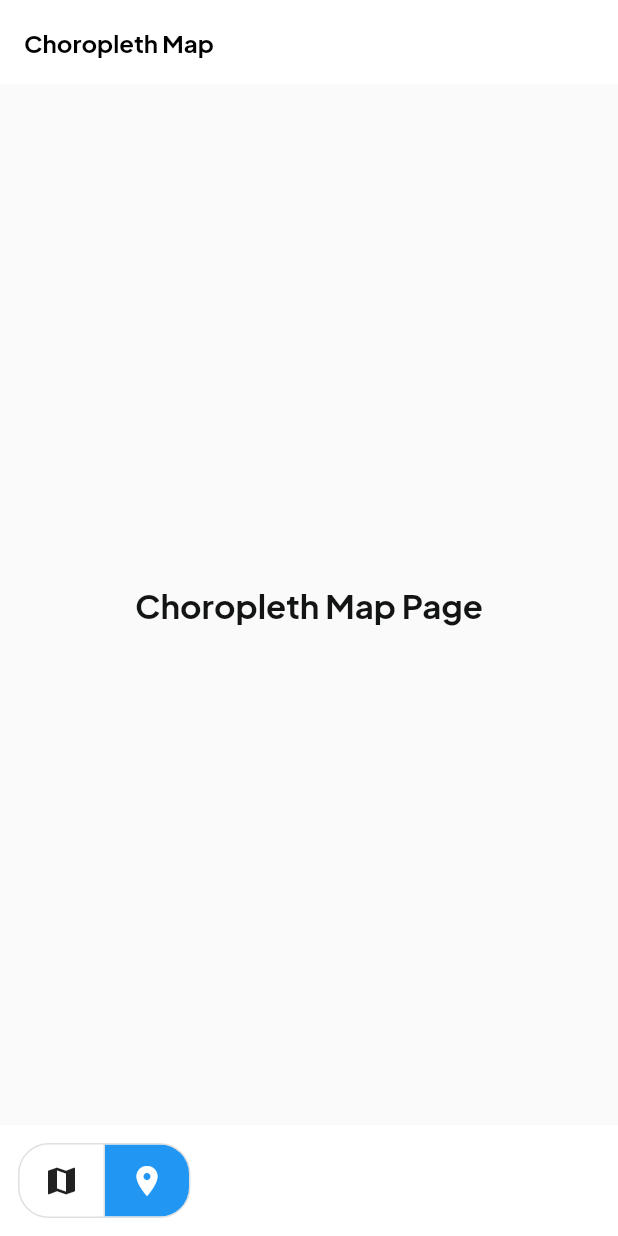
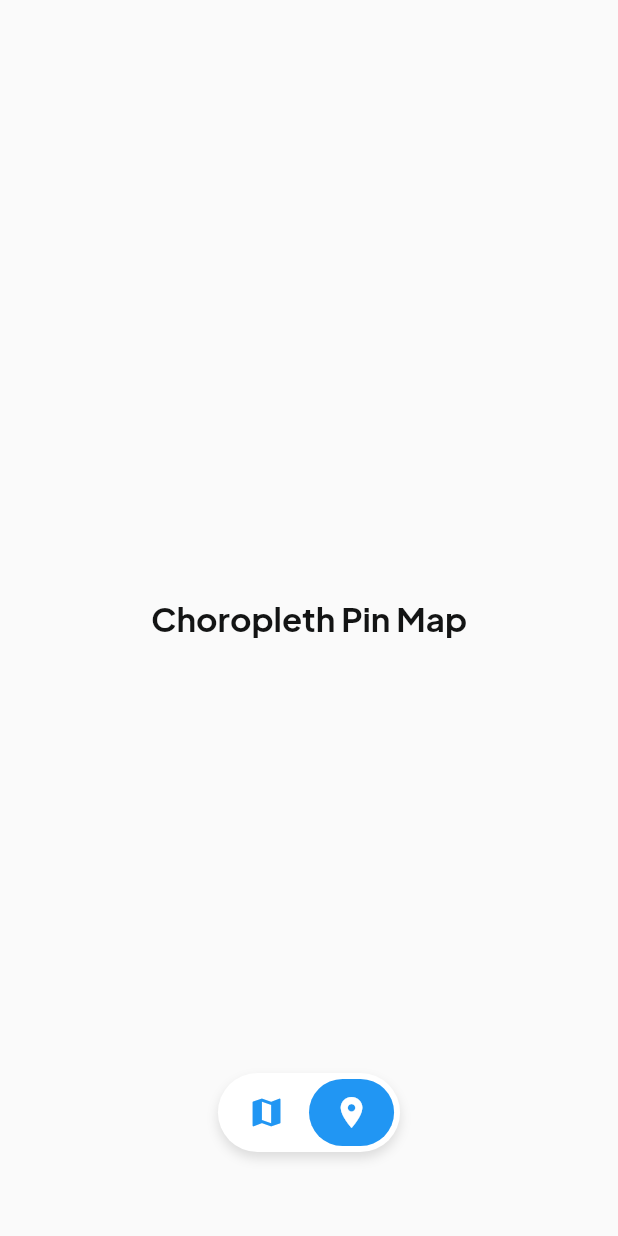
Before and after one commit to SaifMusyanto/gis-maps-app, a Flutter app: the screen it shows after launch, after a tap on the "place" icon, on a phone screen of 412 x 824 dp. Run offline on Flutter 3.47's test engine with Material 3 defaults, Android fonts, the phone set to English and light mode, and no system bars; drawn by our look-alikes of loader_overlay; our stand-ins replace another_flushbar, auto_route, bloc, dartz, flutter_spinkit, freezed_annotation and 6 more; generated files the repository leaves out were written again.

Commit message:
style: dashboard page

```diff
--- a/lib/features/dashboard/views/choropleth_map_page.dart
+++ b/lib/features/dashboard/views/choropleth_map_page.dart
@@ -8,9 +8,6 @@ class ChoroplethMapPage extends StatelessWidget {
   @override
   Widget build(BuildContext context) {
     return Scaffold(
-      appBar: AppBar(
-        title: const Text('Choropleth Map'),
-      ),
       body: Center(
         child: Text(
           'Choropleth Map Page',
--- a/lib/features/dashboard/views/dashboard_page.dart
+++ b/lib/features/dashboard/views/dashboard_page.dart
@@ -33,32 +33,56 @@ class _DashboardPageState extends State<DashboardPage> {
   @override
   Widget build(BuildContext context) {
     return Scaffold(
-      body: IndexedStack(
+      body: Stack(
+        children: [
+          IndexedStack(
             index: _selectedIndex,
             children: _pages,
           ),
-      bottomNavigationBar: Container(
-        padding: EdgeInsets.all(12),
+          Positioned(
+            bottom: 56,
+            left: 0,
+            right: 0,
+            child: Center(
+              child: Container(
+                padding: EdgeInsets.all(4),
+                decoration: BoxDecoration(
                   color: Colors.white,
-        child: ToggleButtons(
-          isSelected: [_selectedIndex == 0, _selectedIndex == 1],
-          onPressed: (index) {
-            _onToggleChanged(index);
-          },
-          borderRadius: BorderRadius.circular(20),
-          selectedColor: Colors.white,
-          fillColor: Colors.blue,
-          children: [
-            Padding(
-              padding: EdgeInsets.symmetric(horizontal: 16),
-              child: Icon(Icons.map, size: 24), // Choropleth
-            ),
-            Padding(
-              padding: EdgeInsets.symmetric(horizontal: 16),
-              child: Icon(Icons.place, size: 24), // Pin map
+                  borderRadius: BorderRadius.circular(30),
+                  boxShadow: [
+                    BoxShadow(
+                      color: Colors.black12,
+                      blurRadius: 6,
+                      offset: Offset(0, 4),
                     ),
                   ],
                 ),
+                child: Row(
+                  mainAxisSize: MainAxisSize.min,
+                  children: List.generate(2, (index) {
+                    final isSelected = _selectedIndex == index;
+                    return GestureDetector(
+                      onTap: () => _onToggleChanged(index),
+                      child: AnimatedContainer(
+                        duration: Duration(milliseconds: 250),
+                        padding:
+                            EdgeInsets.symmetric(horizontal: 16, vertical: 10),
+                        decoration: BoxDecoration(
+                          color: isSelected ? Colors.blue : Colors.transparent,
+                          borderRadius: BorderRadius.circular(30),
+                        ),
+                        child: Icon(
+                          index == 0 ? Icons.map : Icons.place,
+                          color: isSelected ? Colors.white : Colors.blue,
+                        ),
+                      ),
+                    );
+                  }),
+                ),
+              ),
+            ),
+          ),
+        ],
       ),
     );
   }
--- a/lib/features/dashboard/views/pin_map_page.dart
+++ b/lib/features/dashboard/views/pin_map_page.dart
@@ -8,12 +8,9 @@ class PinMapPage extends StatelessWidget {
   @override
   Widget build(BuildContext context) {
     return Scaffold(
-      appBar: AppBar(
-        title: const Text('Choropleth Map'),
-      ),
       body: Center(
         child: Text(
-          'Choropleth Map Page',
+          'Choropleth Pin Map',
           style: Theme.of(context).textTheme.headlineLarge,
         ),
       ),
--- a/lib/routes/router.dart
+++ b/lib/routes/router.dart
@@ -22,11 +22,11 @@ class AppRouter extends RootStackRouter {
             children: [
               CustomRoute<void>(
                   page: ChoroplethMapRoute.page,
-                  path: 'choropleth-map',
+                  path: 'choropleth',
                   transitionsBuilder: TransitionsBuilders.fadeIn),
               CustomRoute<void>(
                 page: PinMapRoute.page,
-                path: 'pin-map',
+                path: 'pin',
                 transitionsBuilder: TransitionsBuilders.fadeIn,
               )
             ]),
```
Also changed, not shown: lib/routes/router.gr.dart. Lines whose indentation alone changed are shown as unchanged.
